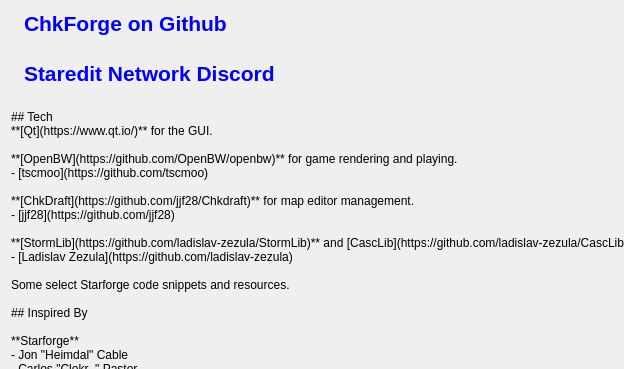
Qt form ChkForge/aboutdlg.ui (heinermann/ChkForge) before a commit; both pictures show x 0 to 624 and y 0 to 369 of the 775 by 513 pixel window.
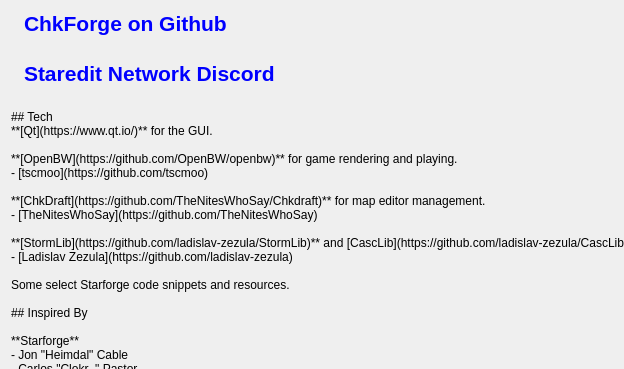
The same form after that commit. Icons and pictures are not drawn.

What changed in the file:
```diff
--- a/ChkForge/aboutdlg.ui
+++ b/ChkForge/aboutdlg.ui
@@ -109,8 +109,8 @@
 **[OpenBW](https://github.com/OpenBW/openbw)** for game rendering and playing.
 - [tscmoo](https://github.com/tscmoo)
 
-**[ChkDraft](https://github.com/jjf28/Chkdraft)** for map editor management.
-- [jjf28](https://github.com/jjf28)
+**[ChkDraft](https://github.com/TheNitesWhoSay/Chkdraft)** for map editor management.
+- [TheNitesWhoSay](https://github.com/TheNitesWhoSay)
 
 **[StormLib](https://github.com/ladislav-zezula/StormLib)** and [CascLib](https://github.com/ladislav-zezula/CascLib) for archive management.
 - [Ladislav Zezula](https://github.com/ladislav-zezula)
```
